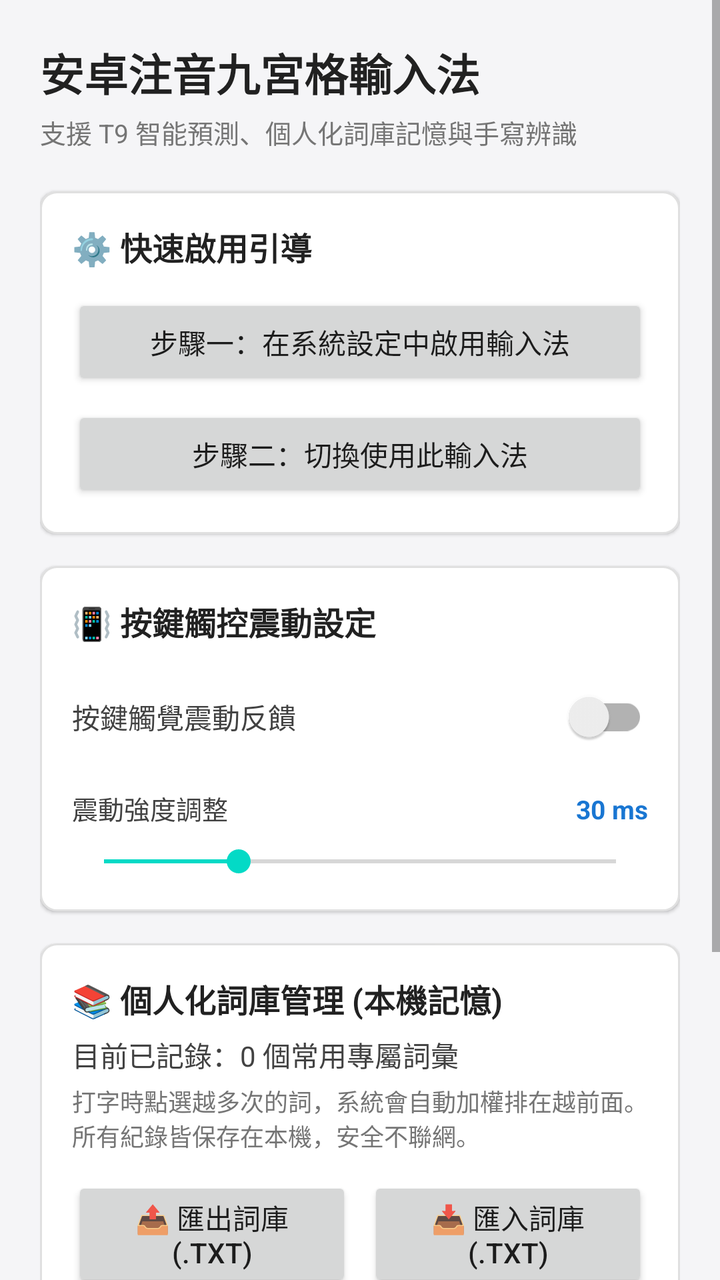
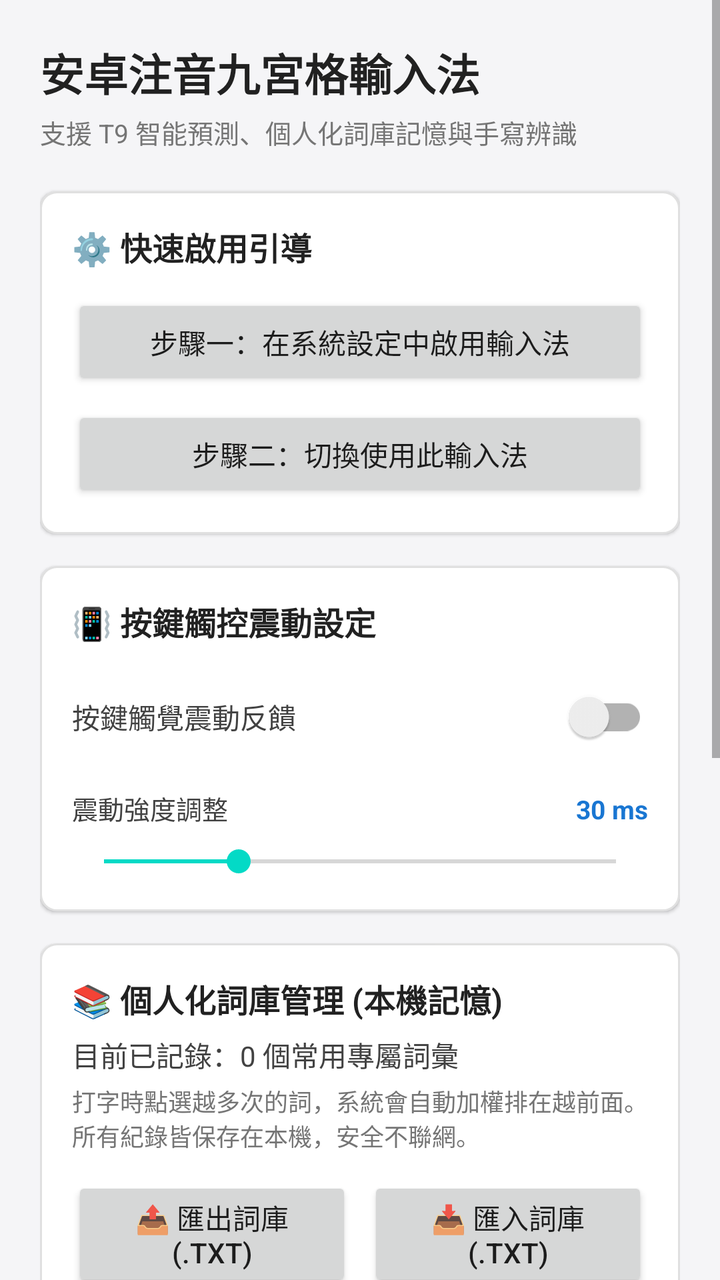

Screens rendered from an Android XML layout before and after an edit, with the pre-edit source and the edit as a unified diff.
<!-- AndroidManifest.xml: application theme Theme.BopomofoT9IME -->
<!-- res/layout/activity_main.xml -->
<?xml version="1.0" encoding="utf-8"?>
<ScrollView xmlns:android="http://schemas.android.com/apk/res/android"
    android:layout_width="match_parent"
    android:layout_height="match_parent"
    android:fillViewport="true"
    android:background="#F5F5F7">

    <LinearLayout
        android:layout_width="match_parent"
        android:layout_height="wrap_content"
        android:orientation="vertical"
        android:padding="20dp">

        
        <TextView
            android:layout_width="wrap_content"
            android:layout_height="wrap_content"
            android:text="安卓注音九宮格輸入法"
            android:textColor="#212121"
            android:textSize="22sp"
            android:textStyle="bold" />

        <TextView
            android:layout_width="wrap_content"
            android:layout_height="wrap_content"
            android:layout_marginTop="4dp"
            android:text="支援 T9 智能預測、個人化詞庫記憶與手寫辨識"
            android:textColor="#757575"
            android:textSize="13sp" />

        
        <LinearLayout
            android:layout_width="match_parent"
            android:layout_height="wrap_content"
            android:layout_marginTop="20dp"
            android:background="@drawable/bg_key"
            android:elevation="1dp"
            android:orientation="vertical"
            android:padding="16dp">

            <TextView
                android:layout_width="wrap_content"
                android:layout_height="wrap_content"
                android:text="⚙️ 快速啟用引導"
                android:textColor="#212121"
                android:textSize="16sp"
                android:textStyle="bold" />

            <Button
                android:id="@+id/btn_enable_ime"
                android:layout_width="match_parent"
                android:layout_height="wrap_content"
                android:layout_marginTop="12dp"
                android:text="步驟一：在系統設定中啟用輸入法" />

            <Button
                android:id="@+id/btn_select_ime"
                android:layout_width="match_parent"
                android:layout_height="wrap_content"
                android:layout_marginTop="8dp"
                android:text="步驟二：切換使用此輸入法" />
        </LinearLayout>

        
        <LinearLayout
            android:layout_width="match_parent"
            android:layout_height="wrap_content"
            android:layout_marginTop="16dp"
            android:background="@drawable/bg_key"
            android:elevation="1dp"
            android:orientation="vertical"
            android:padding="16dp">

            <TextView
                android:layout_width="wrap_content"
                android:layout_height="wrap_content"
                android:text="📳 按鍵觸控震動設定"
                android:textColor="#212121"
                android:textSize="16sp"
                android:textStyle="bold" />

            <LinearLayout
                android:layout_width="match_parent"
                android:layout_height="wrap_content"
                android:layout_marginTop="12dp"
                android:gravity="center_vertical"
                android:orientation="horizontal">

                <TextView
                    android:layout_width="0dp"
                    android:layout_height="wrap_content"
                    android:layout_weight="1"
                    android:text="按鍵觸覺震動反饋"
                    android:textColor="#424242"
                    android:textSize="14sp" />

                <androidx.appcompat.widget.SwitchCompat
                    android:id="@+id/switch_vibration"
                    android:layout_width="wrap_content"
                    android:layout_height="wrap_content" />
            </LinearLayout>

            <LinearLayout
                android:id="@+id/layout_vibration_strength"
                android:layout_width="match_parent"
                android:layout_height="wrap_content"
                android:layout_marginTop="12dp"
                android:orientation="vertical">

                <LinearLayout
                    android:layout_width="match_parent"
                    android:layout_height="wrap_content"
                    android:orientation="horizontal">

                    <TextView
                        android:layout_width="0dp"
                        android:layout_height="wrap_content"
                        android:layout_weight="1"
                        android:text="震動強度調整"
                        android:textColor="#424242"
                        android:textSize="13sp" />

                    <TextView
                        android:id="@+id/tv_vibration_strength_val"
                        android:layout_width="wrap_content"
                        android:layout_height="wrap_content"
                        android:text="30 ms"
                        android:textColor="#1976D2"
                        android:textSize="13sp"
                        android:textStyle="bold" />
                </LinearLayout>

                <SeekBar
                    android:id="@+id/seekbar_vibration_strength"
                    android:layout_width="match_parent"
                    android:layout_height="wrap_content"
                    android:layout_marginTop="8dp"
                    android:max="100"
                    android:min="5"
                    android:progress="30" />
            </LinearLayout>
        </LinearLayout>

        
        <LinearLayout
            android:layout_width="match_parent"
            android:layout_height="wrap_content"
            android:layout_marginTop="16dp"
            android:background="@drawable/bg_key"
            android:elevation="1dp"
            android:orientation="vertical"
            android:padding="16dp">

            <TextView
                android:layout_width="wrap_content"
                android:layout_height="wrap_content"
                android:text="📚 個人化詞庫管理 (本機記憶)"
                android:textColor="#212121"
                android:textSize="16sp"
                android:textStyle="bold" />

            <TextView
                android:id="@+id/tv_dict_stats"
                android:layout_width="wrap_content"
                android:layout_height="wrap_content"
                android:layout_marginTop="6dp"
                android:text="目前已記錄：0 個常用專屬詞彙"
                android:textColor="#424242"
                android:textSize="14sp" />

            <TextView
                android:layout_width="wrap_content"
                android:layout_height="wrap_content"
                android:layout_marginTop="4dp"
                android:text="打字時點選越多次的詞，系統會自動加權排在越前面。所有紀錄皆保存在本機，安全不聯網。"
                android:textColor="#757575"
                android:textSize="12sp" />

            <LinearLayout
                android:layout_width="match_parent"
                android:layout_height="wrap_content"
                android:layout_marginTop="12dp"
                android:orientation="horizontal">

                <Button
                    android:id="@+id/btn_export_dict"
                    android:layout_width="0dp"
                    android:layout_height="wrap_content"
                    android:layout_weight="1"
                    android:layout_marginEnd="4dp"
                    android:text="📤 匯出詞庫 (.txt)" />

                <Button
                    android:id="@+id/btn_import_dict"
                    android:layout_width="0dp"
                    android:layout_height="wrap_content"
                    android:layout_weight="1"
                    android:layout_marginStart="4dp"
                    android:text="📥 匯入詞庫 (.txt)" />
            </LinearLayout>

            <Button
                android:id="@+id/btn_clear_dict"
                style="?android:attr/borderlessButtonStyle"
                android:layout_width="match_parent"
                android:layout_height="wrap_content"
                android:layout_marginTop="4dp"
                android:text="清空學習紀錄"
                android:textColor="#D32F2F"
                android:textSize="13sp" />
        </LinearLayout>

        
        <LinearLayout
            android:layout_width="match_parent"
            android:layout_height="wrap_content"
            android:layout_marginTop="16dp"
            android:background="@drawable/bg_key"
            android:elevation="1dp"
            android:orientation="vertical"
            android:padding="16dp">

            <TextView
                android:layout_width="wrap_content"
                android:layout_height="wrap_content"
                android:text="✏️ 打字效果即時測試"
                android:textColor="#212121"
                android:textSize="16sp"
                android:textStyle="bold" />

            <EditText
                android:layout_width="match_parent"
                android:layout_height="wrap_content"
                android:layout_marginTop="8dp"
                android:background="#FAFAFA"
                android:hint="點擊這裡喚起鍵盤測試輸入..."
                android:padding="12dp"
                android:textSize="16sp" />
        </LinearLayout>

    </LinearLayout>
</ScrollView>
<!-- resources referenced by this layout -->
<resources>
  <!-- drawable bg_key (drawable) -->
  <shape xmlns:android="http://schemas.android.com/apk/res/android"
      android:shape="rectangle">
      <solid android:color="@color/kb_key_bg" />
      <corners android:radius="8dp" />
      <stroke
          android:width="1dp"
          android:color="#E0E0E0" />
  </shape>
  <style name="Theme.BopomofoT9IME" parent="Theme.MaterialComponents.DayNight.NoActionBar">
          <item name="colorPrimary">#1A73E8</item>
          <item name="colorPrimaryVariant">#174EA6</item>
          <item name="colorOnPrimary">#FFFFFF</item>
      </style>
  <color name="kb_key_bg">#FFFFFF</color>
</resources>

<!-- the commit's change to res/layout/activity_main.xml (unified diff, before → after) -->
@@ -238,5 +238,49 @@
                 android:textSize="16sp" />
         </LinearLayout>
 
+        
+        <LinearLayout
+            android:layout_width="match_parent"
+            android:layout_height="wrap_content"
+            android:layout_marginTop="16dp"
+            android:layout_marginBottom="24dp"
+            android:background="@drawable/bg_key"
+            android:elevation="1dp"
+            android:orientation="vertical"
+            android:padding="16dp">
+
+            <TextView
+                android:layout_width="wrap_content"
+                android:layout_height="wrap_content"
+                android:text="🚀 版本資訊與線上更新"
+                android:textColor="#212121"
+                android:textSize="16sp"
+                android:textStyle="bold" />
+
+            <TextView
+                android:id="@+id/tv_current_version"
+                android:layout_width="wrap_content"
+                android:layout_height="wrap_content"
+                android:layout_marginTop="6dp"
+                android:text="目前安裝版本：v1.4.0"
+                android:textColor="#424242"
+                android:textSize="14sp" />
+
+            <TextView
+                android:layout_width="wrap_content"
+                android:layout_height="wrap_content"
+                android:layout_marginTop="4dp"
+                android:text="點擊手動比對 GitHub Releases 最新版本，發現新版可直接在應用內下載並安裝更新。"
+                android:textColor="#757575"
+                android:textSize="12sp" />
+
+            <Button
+                android:id="@+id/btn_check_update"
+                android:layout_width="match_parent"
+                android:layout_height="wrap_content"
+                android:layout_marginTop="12dp"
+                android:text="🔍 檢查 GitHub 新版本" />
+        </LinearLayout>
+
     </LinearLayout>
 </ScrollView>
